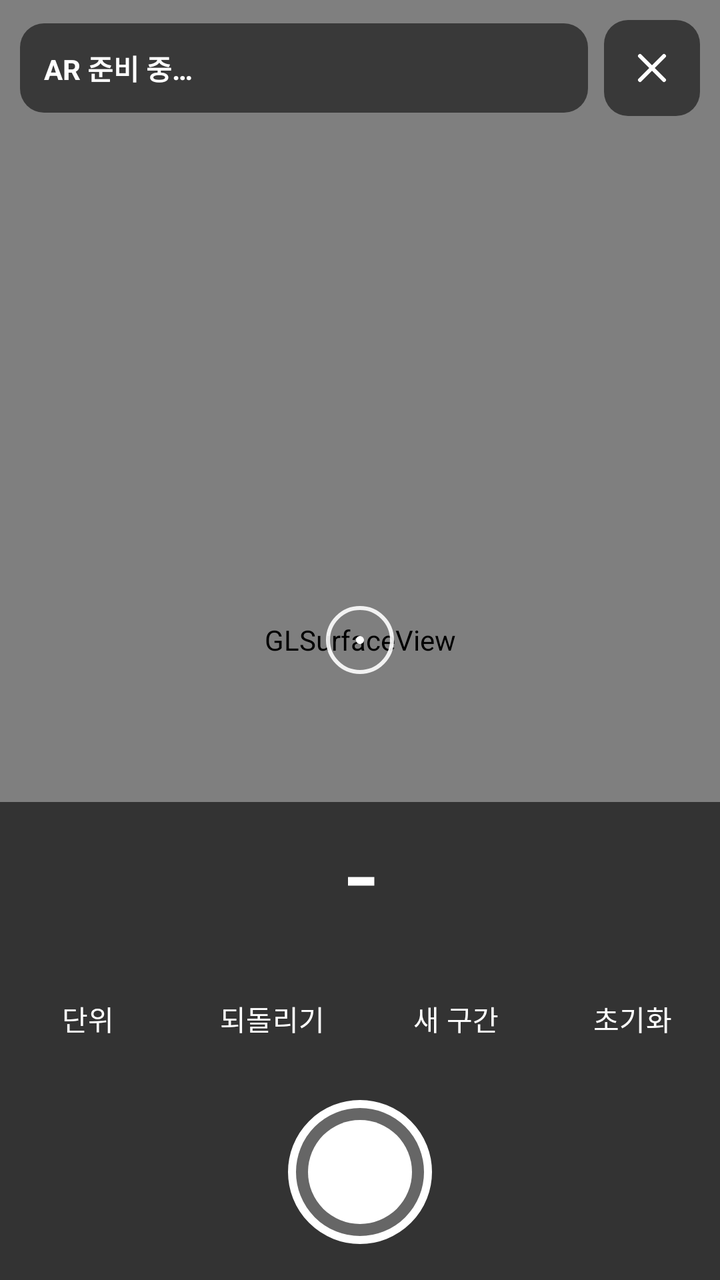
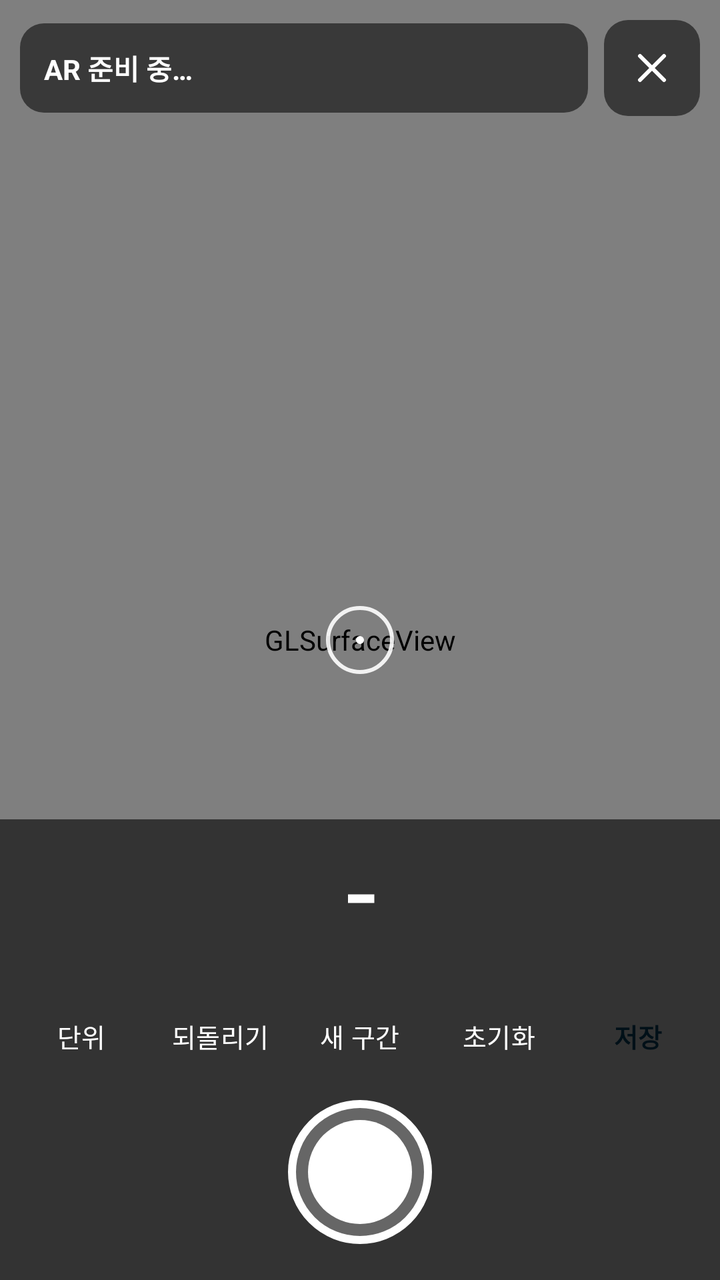

Screens rendered from an Android XML layout before and after an edit, with the pre-edit source and the edit as a unified diff.
<!-- AndroidManifest.xml: activity theme Theme.ARMeasure.Fullscreen -->
<!-- res/layout/activity_ar_measure.xml -->
<?xml version="1.0" encoding="utf-8"?>
<FrameLayout xmlns:android="http://schemas.android.com/apk/res/android"
    xmlns:app="http://schemas.android.com/apk/res-auto"
    android:layout_width="match_parent"
    android:layout_height="match_parent"
    android:background="@android:color/black">

    <android.opengl.GLSurfaceView
        android:id="@+id/surface"
        android:layout_width="match_parent"
        android:layout_height="match_parent" />

    <FrameLayout
        android:id="@+id/labels"
        android:layout_width="match_parent"
        android:layout_height="match_parent" />

    <ImageView
        android:id="@+id/crosshair"
        android:layout_width="34dp"
        android:layout_height="34dp"
        android:layout_gravity="center"
        android:importantForAccessibility="no"
        android:src="@drawable/crosshair" />

    <LinearLayout
        android:layout_width="match_parent"
        android:layout_height="wrap_content"
        android:layout_gravity="top"
        android:orientation="vertical"
        android:padding="10dp">

        <LinearLayout
            android:layout_width="match_parent"
            android:layout_height="wrap_content"
            android:gravity="center_vertical"
            android:orientation="horizontal">
            <TextView
                android:id="@+id/status"
                android:layout_width="0dp"
                android:layout_height="wrap_content"
                android:layout_weight="1"
                android:background="@drawable/bg_ar_status"
                android:padding="12dp"
                android:text="AR 준비 중…"
                android:textColor="#FFFFFF"
                android:textStyle="bold" />
            <ImageButton
                android:id="@+id/btnClose"
                android:layout_width="48dp"
                android:layout_height="48dp"
                android:layout_marginStart="8dp"
                android:background="@drawable/bg_ar_status"
                android:contentDescription="닫기"
                android:src="@drawable/ic_close"
                app:tint="#FFFFFF" />
        </LinearLayout>

        <TextView
            android:id="@+id/hint"
            android:layout_width="match_parent"
            android:layout_height="wrap_content"
            android:layout_marginTop="8dp"
            android:background="#D9FFB400"
            android:gravity="center"
            android:padding="8dp"
            android:textColor="#111111"
            android:textStyle="bold"
            android:visibility="gone" />
    </LinearLayout>

    <LinearLayout
        android:layout_width="match_parent"
        android:layout_height="wrap_content"
        android:layout_gravity="bottom"
        android:background="#99000000"
        android:gravity="center_horizontal"
        android:orientation="vertical"
        android:paddingTop="10dp"
        android:paddingBottom="18dp">

        <TextView
            android:id="@+id/live"
            android:layout_width="wrap_content"
            android:layout_height="wrap_content"
            android:fontFamily="monospace"
            android:text="-"
            android:textColor="#FFFFFF"
            android:textSize="38sp"
            android:textStyle="bold" />

        <TextView
            android:id="@+id/total"
            android:layout_width="wrap_content"
            android:layout_height="wrap_content"
            android:textColor="#E6FFFFFF"
            android:textSize="13sp" />

        <LinearLayout
            android:layout_width="wrap_content"
            android:layout_height="wrap_content"
            android:layout_marginTop="8dp"
            android:orientation="horizontal">
            <Button android:id="@+id/btnUnit" style="@style/Widget.ARMeasure.ArButton" android:layout_width="wrap_content" android:layout_height="wrap_content" android:layout_marginEnd="4dp" android:text="단위" />
            <Button android:id="@+id/btnUndo" style="@style/Widget.ARMeasure.ArButton" android:layout_width="wrap_content" android:layout_height="wrap_content" android:layout_marginEnd="4dp" android:text="되돌리기" />
            <Button android:id="@+id/btnNewSeg" style="@style/Widget.ARMeasure.ArButton" android:layout_width="wrap_content" android:layout_height="wrap_content" android:layout_marginEnd="4dp" android:text="새 구간" />
            <Button android:id="@+id/btnReset" style="@style/Widget.ARMeasure.ArButton" android:layout_width="wrap_content" android:layout_height="wrap_content" android:layout_marginEnd="4dp" android:text="초기화" />
            <Button android:id="@+id/btnSave" style="@style/Widget.ARMeasure.Button.Primary" android:layout_width="wrap_content" android:layout_height="wrap_content" android:minHeight="44dp" android:text="저장" />
        </LinearLayout>

        <ImageButton
            android:id="@+id/btnAdd"
            android:layout_width="72dp"
            android:layout_height="72dp"
            android:layout_marginTop="10dp"
            android:background="@drawable/bg_ar_add"
            android:contentDescription="측정점 추가" />
    </LinearLayout>

    <LinearLayout
        android:id="@+id/errorPanel"
        android:layout_width="match_parent"
        android:layout_height="match_parent"
        android:background="@color/bg"
        android:gravity="center"
        android:orientation="vertical"
        android:padding="28dp"
        android:visibility="gone">
        <TextView
            android:id="@+id/errorText"
            style="@style/Text.Body"
            android:layout_width="match_parent"
            android:layout_height="wrap_content"
            android:gravity="center"
            android:textColor="@color/text"
            android:textSize="16sp" />
        <Button
            android:id="@+id/btnErrorAction"
            style="@style/Widget.ARMeasure.Button.Primary"
            android:layout_width="match_parent"
            android:layout_height="wrap_content"
            android:layout_marginTop="20dp"
            android:visibility="gone" />
        <Button
            android:id="@+id/btnErrorBack"
            android:layout_width="match_parent"
            android:layout_height="wrap_content"
            android:layout_marginTop="8dp"
            android:text="돌아가기" />
    </LinearLayout>
</FrameLayout>
<!-- resources referenced by this layout -->
<resources>
  <color name="bg">#0B0F14</color>
  <color name="text">#E8EEF6</color>
  <!-- drawable bg_ar_add (drawable) -->
  <?xml version="1.0" encoding="utf-8"?>
  <layer-list xmlns:android="http://schemas.android.com/apk/res/android">
      <item><shape android:shape="oval"><solid android:color="#40FFFFFF" /><stroke android:width="4dp" android:color="#FFFFFF" /></shape></item>
      <item android:bottom="10dp" android:left="10dp" android:right="10dp" android:top="10dp"><shape android:shape="oval"><solid android:color="#FFFFFF" /></shape></item>
  </layer-list>
  <!-- drawable bg_ar_status (drawable) -->
  <?xml version="1.0" encoding="utf-8"?>
  <shape xmlns:android="http://schemas.android.com/apk/res/android" android:shape="rectangle">
      <solid android:color="#8C000000" />
      <corners android:radius="12dp" />
  </shape>
  <!-- drawable crosshair (drawable) -->
  <?xml version="1.0" encoding="utf-8"?>
  <layer-list xmlns:android="http://schemas.android.com/apk/res/android">
      <item><shape android:shape="oval"><stroke android:width="2dp" android:color="#E6FFFFFF" /></shape></item>
      <item android:bottom="15dp" android:left="15dp" android:right="15dp" android:top="15dp"><shape android:shape="oval"><solid android:color="#FFFFFF" /></shape></item>
  </layer-list>
  <!-- drawable ic_close (drawable) -->
  <?xml version="1.0" encoding="utf-8"?>
  <vector xmlns:android="http://schemas.android.com/apk/res/android" android:width="24dp" android:height="24dp" android:viewportWidth="24" android:viewportHeight="24" android:tint="?attr/colorOnSurface">
      <path android:fillColor="#00000000" android:strokeColor="#FFFFFFFF" android:strokeWidth="2" android:strokeLineCap="round" android:strokeLineJoin="round" android:pathData="M6,6L18,18M18,6L6,18" />
  </vector>
  <style name="Text.Body" parent=""><item name="android:textSize">14sp</item><item name="android:textColor">@color/muted</item><item name="android:lineSpacingMultiplier">1.3</item></style>
  <style name="Widget.ARMeasure.ArButton" parent="Widget.Material3.Button">
          <item name="android:minHeight">44dp</item>
          <item name="cornerRadius">12dp</item>
          <item name="backgroundTint">#CC141A22</item>
          <item name="android:textColor">#FFFFFF</item>
          <item name="android:paddingStart">12dp</item>
          <item name="android:paddingEnd">12dp</item>
          <item name="android:insetTop">0dp</item>
          <item name="android:insetBottom">0dp</item>
      </style>
  <style name="Widget.ARMeasure.Button.Primary" parent="Widget.Material3.Button">
          <item name="android:minHeight">52dp</item>
          <item name="cornerRadius">12dp</item>
          <item name="android:textStyle">bold</item>
      </style>
  <style name="Theme.ARMeasure.Fullscreen">
          <item name="android:windowFullscreen">true</item>
          <item name="android:statusBarColor">@android:color/transparent</item>
          <item name="android:windowBackground">@android:color/black</item>
      </style>
  <color name="muted">#8A99AD</color>
</resources>

<!-- the commit's change to res/layout/activity_ar_measure.xml (unified diff, before → after) -->
@@ -97,15 +97,17 @@
             android:textSize="13sp" />
 
         <LinearLayout
-            android:layout_width="wrap_content"
+            android:layout_width="match_parent"
             android:layout_height="wrap_content"
             android:layout_marginTop="8dp"
+            android:paddingStart="6dp"
+            android:paddingEnd="6dp"
             android:orientation="horizontal">
-            <Button android:id="@+id/btnUnit" style="@style/Widget.ARMeasure.ArButton" android:layout_width="wrap_content" android:layout_height="wrap_content" android:layout_marginEnd="4dp" android:text="단위" />
-            <Button android:id="@+id/btnUndo" style="@style/Widget.ARMeasure.ArButton" android:layout_width="wrap_content" android:layout_height="wrap_content" android:layout_marginEnd="4dp" android:text="되돌리기" />
-            <Button android:id="@+id/btnNewSeg" style="@style/Widget.ARMeasure.ArButton" android:layout_width="wrap_content" android:layout_height="wrap_content" android:layout_marginEnd="4dp" android:text="새 구간" />
-            <Button android:id="@+id/btnReset" style="@style/Widget.ARMeasure.ArButton" android:layout_width="wrap_content" android:layout_height="wrap_content" android:layout_marginEnd="4dp" android:text="초기화" />
-            <Button android:id="@+id/btnSave" style="@style/Widget.ARMeasure.Button.Primary" android:layout_width="wrap_content" android:layout_height="wrap_content" android:minHeight="44dp" android:text="저장" />
+            <Button android:id="@+id/btnUnit" style="@style/Widget.ARMeasure.ArButton" android:layout_width="0dp" android:layout_height="wrap_content" android:layout_weight="1" android:layout_marginStart="3dp" android:layout_marginEnd="3dp" android:minWidth="0dp" android:paddingStart="2dp" android:paddingEnd="2dp" android:textSize="13sp" android:maxLines="1" android:text="단위" />
+            <Button android:id="@+id/btnUndo" style="@style/Widget.ARMeasure.ArButton" android:layout_width="0dp" android:layout_height="wrap_content" android:layout_weight="1" android:layout_marginStart="3dp" android:layout_marginEnd="3dp" android:minWidth="0dp" android:paddingStart="2dp" android:paddingEnd="2dp" android:textSize="13sp" android:maxLines="1" android:text="되돌리기" />
+            <Button android:id="@+id/btnNewSeg" style="@style/Widget.ARMeasure.ArButton" android:layout_width="0dp" android:layout_height="wrap_content" android:layout_weight="1" android:layout_marginStart="3dp" android:layout_marginEnd="3dp" android:minWidth="0dp" android:paddingStart="2dp" android:paddingEnd="2dp" android:textSize="13sp" android:maxLines="1" android:text="새 구간" />
+            <Button android:id="@+id/btnReset" style="@style/Widget.ARMeasure.ArButton" android:layout_width="0dp" android:layout_height="wrap_content" android:layout_weight="1" android:layout_marginStart="3dp" android:layout_marginEnd="3dp" android:minWidth="0dp" android:paddingStart="2dp" android:paddingEnd="2dp" android:textSize="13sp" android:maxLines="1" android:text="초기화" />
+            <Button android:id="@+id/btnSave" style="@style/Widget.ARMeasure.ArButton.Save" android:layout_width="0dp" android:layout_height="wrap_content" android:layout_weight="1" android:layout_marginStart="3dp" android:layout_marginEnd="3dp" android:minWidth="0dp" android:paddingStart="2dp" android:paddingEnd="2dp" android:textSize="13sp" android:maxLines="1" android:text="저장" />
         </LinearLayout>
 
         <ImageButton
<!-- resource entries referenced after the edit -->
@@ -36,6 +36,11 @@
           <item name="android:insetTop">0dp</item>
           <item name="android:insetBottom">0dp</item>
       </style>
+  <style name="Widget.ARMeasure.ArButton.Save">
+          <item name="backgroundTint">@color/accent</item>
+          <item name="android:textColor">@color/on_accent</item>
+          <item name="android:textStyle">bold</item>
+      </style>
   <style name="Widget.ARMeasure.Button.Primary" parent="Widget.Material3.Button">
           <item name="android:minHeight">52dp</item>
           <item name="cornerRadius">12dp</item>
@@ -47,5 +52,7 @@
           <item name="android:windowBackground">@android:color/black</item>
       </style>
   <color name="muted">#8A99AD</color>
+  <color name="accent">#33D1FF</color>
+  <color name="on_accent">#001018</color>
 </resources>
 
